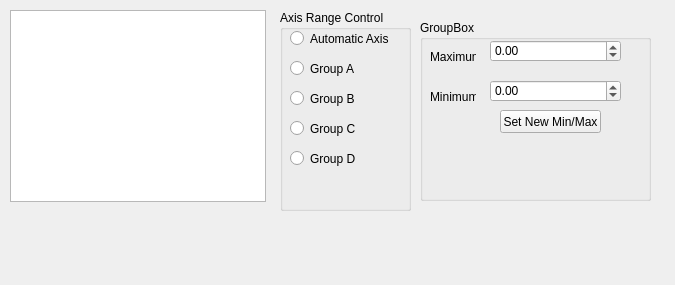
Qt form src/ui/AP2DataPlotAxisDialog.ui (ArduPilot/apm_planner) before a commit.
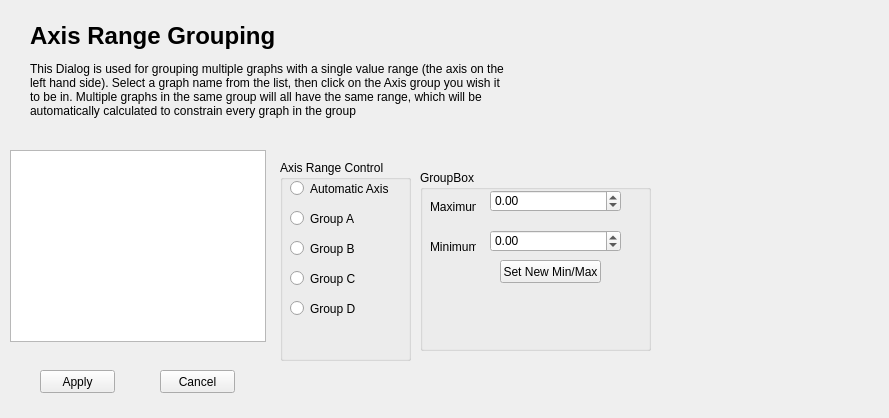
The same form after that commit.

Commit message: Fixes for graph axis range grouping in AP2DataPlot, and a better Graph Scale Control window

What changed in the file:
```diff
--- a/src/ui/AP2DataPlotAxisDialog.ui
+++ b/src/ui/AP2DataPlotAxisDialog.ui
@@ -6,28 +6,18 @@
    <rect>
     <x>0</x>
     <y>0</y>
-    <width>675</width>
-    <height>285</height>
+    <width>889</width>
+    <height>418</height>
    </rect>
   </property>
   <property name="windowTitle">
    <string>Form</string>
   </property>
-  <widget class="QListWidget" name="listWidget">
-   <property name="geometry">
-    <rect>
-     <x>10</x>
-     <y>10</y>
-     <width>256</width>
-     <height>192</height>
-    </rect>
-   </property>
-  </widget>
   <widget class="QGroupBox" name="groupBox">
    <property name="geometry">
     <rect>
      <x>280</x>
-     <y>10</y>
+     <y>160</y>
      <width>131</width>
      <height>201</height>
     </rect>
@@ -105,7 +95,7 @@
    <property name="geometry">
     <rect>
      <x>420</x>
-     <y>20</y>
+     <y>170</y>
      <width>231</width>
      <height>181</height>
     </rect>
@@ -185,6 +175,59 @@
     </property>
    </widget>
   </widget>
+  <widget class="QLabel" name="label_3">
+   <property name="geometry">
+    <rect>
+     <x>30</x>
+     <y>20</y>
+     <width>481</width>
+     <height>101</height>
+    </rect>
+   </property>
+   <property name="text">
+    <string>&lt;h1&gt;Axis Range Grouping&lt;/h1&gt;
+This Dialog is used for grouping multiple graphs with a single value range (the axis on the left hand side). Select a graph name from the list, then click on the Axis group you wish it to be in. Multiple graphs in the same group will all have the same range, which will be automatically calculated to constrain every graph in the group</string>
+   </property>
+   <property name="wordWrap">
+    <bool>true</bool>
+   </property>
+  </widget>
+  <widget class="QTableWidget" name="graphTableWidget">
+   <property name="geometry">
+    <rect>
+     <x>10</x>
+     <y>150</y>
+     <width>256</width>
+     <height>192</height>
+    </rect>
+   </property>
+  </widget>
+  <widget class="QPushButton" name="applyPushButton">
+   <property name="geometry">
+    <rect>
+     <x>40</x>
+     <y>370</y>
+     <width>75</width>
+     <height>23</height>
+    </rect>
+   </property>
+   <property name="text">
+    <string>Apply</string>
+   </property>
+  </widget>
+  <widget class="QPushButton" name="cancelPushButton">
+   <property name="geometry">
+    <rect>
+     <x>160</x>
+     <y>370</y>
+     <width>75</width>
+     <height>23</height>
+    </rect>
+   </property>
+   <property name="text">
+    <string>Cancel</string>
+   </property>
+  </widget>
  </widget>
  <resources/>
  <connections/>
```
Left out of the diff: 2 changed lines with no effect on the pictures. The commit also changes 3 other files.
